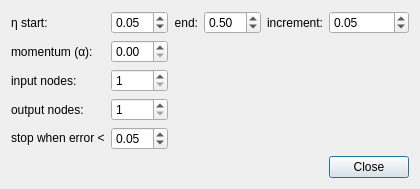
Above: config.ui from joshuaeckroth/NeuralNetworkSimulator before the change. Below: the same form after it.
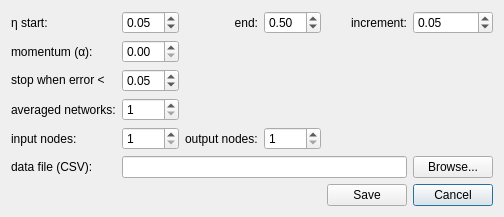
That is the form after the change.

Commit message: Fixed config dialog. Added averaged networks (averaged errors).

Diff of the .ui file:
```diff
--- a/config.ui
+++ b/config.ui
@@ -6,8 +6,8 @@
    <rect>
     <x>0</x>
     <y>0</y>
-    <width>400</width>
-    <height>174</height>
+    <width>461</width>
+    <height>200</height>
    </rect>
   </property>
   <property name="windowTitle">
@@ -77,6 +77,41 @@
      </property>
     </widget>
    </item>
+   <item row="4" column="0">
+    <widget class="QLabel" name="inputLabel">
+     <property name="text">
+      <string>input nodes:</string>
+     </property>
+    </widget>
+   </item>
+   <item row="4" column="1">
+    <widget class="QSpinBox" name="inputSpinBox">
+     <property name="minimum">
+      <number>1</number>
+     </property>
+    </widget>
+   </item>
+   <item row="7" column="5">
+    <widget class="QPushButton" name="cancelButton">
+     <property name="text">
+      <string>Cancel</string>
+     </property>
+    </widget>
+   </item>
+   <item row="4" column="2">
+    <widget class="QLabel" name="outputLabel">
+     <property name="text">
+      <string>output nodes:</string>
+     </property>
+    </widget>
+   </item>
+   <item row="4" column="3">
+    <widget class="QSpinBox" name="outputSpinBox">
+     <property name="minimum">
+      <number>1</number>
+     </property>
+    </widget>
+   </item>
    <item row="1" column="0">
     <widget class="QLabel" name="momentumLabel">
      <property name="text">
@@ -92,57 +127,67 @@
     </widget>
    </item>
    <item row="2" column="0">
-    <widget class="QLabel" name="inputLabel">
+    <widget class="QLabel" name="stopLabel">
      <property name="text">
-      <string>input nodes:</string>
+      <string>stop when error &lt;</string>
      </property>
     </widget>
    </item>
    <item row="2" column="1">
-    <widget class="QSpinBox" name="inputSpinBox">
-     <property name="minimum">
-      <number>1</number>
+    <widget class="QDoubleSpinBox" name="stopSpinBox">
+     <property name="singleStep">
+      <double>0.010000000000000</double>
+     </property>
+     <property name="value">
+      <double>0.050000000000000</double>
+     </property>
+    </widget>
+   </item>
+   <item row="5" column="0">
+    <widget class="QLabel" name="fileLabel">
+     <property name="text">
+      <string>data file (CSV):</string>
+     </property>
+    </widget>
+   </item>
+   <item row="5" column="1" colspan="4">
+    <widget class="QLineEdit" name="lineEdit"/>
+   </item>
+   <item row="7" column="4">
+    <widget class="QPushButton" name="saveButton">
+     <property name="text">
+      <string>Save</string>
      </property>
     </widget>
    </item>
    <item row="5" column="5">
     <widget class="QPushButton" name="closeButton">
      <property name="text">
-      <string>Close</string>
+      <string>Browse...</string>
+     </property>
+    </widget>
+   </item>
+   <item row="7" column="1" colspan="3">
+    <widget class="QLabel" name="fileStatusLabel">
+     <property name="text">
+      <string/>
      </property>
     </widget>
    </item>
    <item row="3" column="0">
-    <widget class="QLabel" name="outputLabel">
+    <widget class="QLabel" name="avgLabel">
      <property name="text">
-      <string>output nodes:</string>
+      <string>averaged networks:</string>
      </property>
     </widget>
    </item>
    <item row="3" column="1">
-    <widget class="QSpinBox" name="outputSpinBox">
+    <widget class="QSpinBox" name="avgSpinBox">
      <property name="minimum">
       <number>1</number>
      </property>
     </widget>
    </item>
-   <item row="4" column="0">
-    <widget class="QLabel" name="stopLabel">
-     <property name="text">
-      <string>stop when error &lt;</string>
-     </property>
-    </widget>
-   </item>
-   <item row="4" column="1">
-    <widget class="QDoubleSpinBox" name="stopSpinBox">
-     <property name="singleStep">
-      <double>0.010000000000000</double>
-     </property>
-     <property name="value">
-      <double>0.050000000000000</double>
-     </property>
-    </widget>
-   </item>
   </layout>
  </widget>
  <resources/>
```
Left out of the diff: 4 changed lines with no effect on the pictures. The commit also changes 5 other files.
